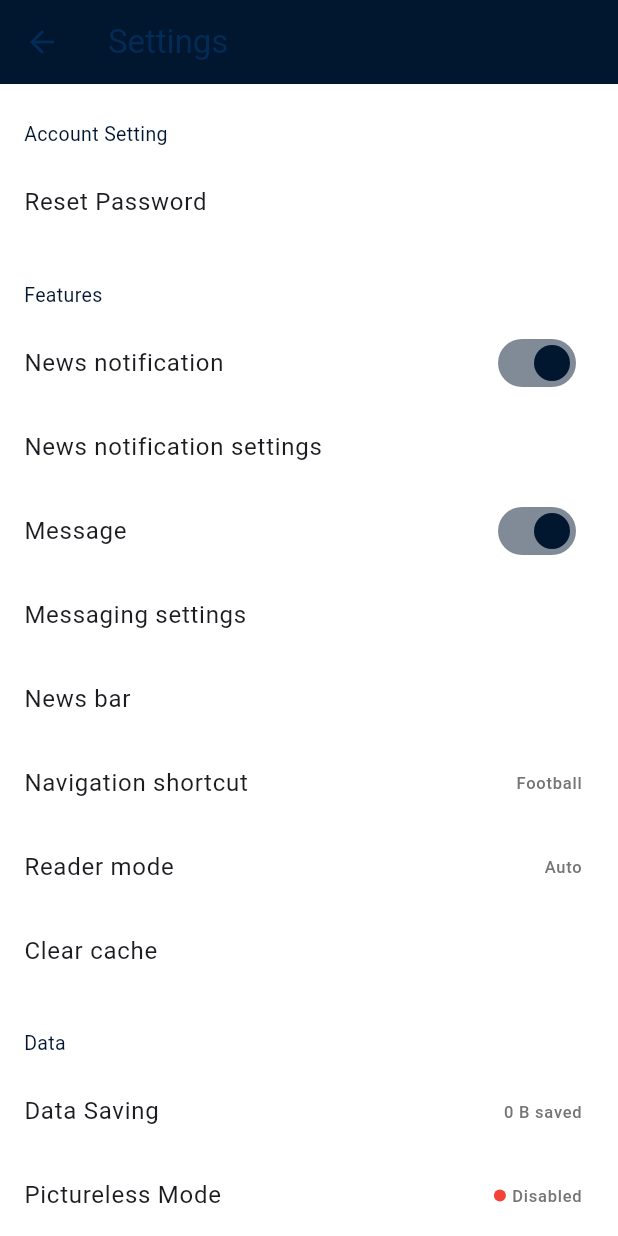
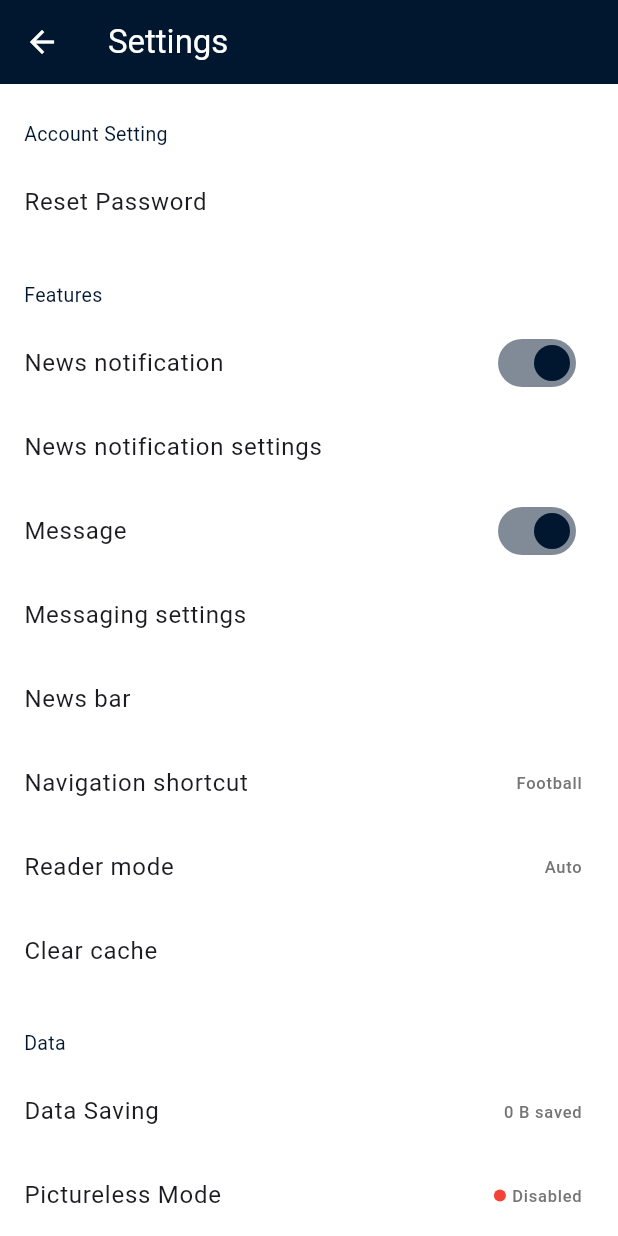
Before and after one commit to cr5ux/Local-News-App, a Flutter app: the HomeContainer screen opened directly, item 3 of the bottom bar chosen, after a tap on the "settings" icon, on a phone screen of 412 x 824 dp. Run offline on Flutter 3.47's test engine with Material 3 defaults, Android fonts, the phone set to English and light mode, and no system bars; our stand-ins replace cloud_firestore, easy_localization, firebase_auth, firebase_core, shared_preferences, string_validator and 1 more; missing offline and left inert: video_thumbnail; accounts and stored records are empty; network calls fail.

Commit message:
pushed with minor changes

```diff
--- a/lib/dataAccess/serverside_repo.dart
+++ b/lib/dataAccess/serverside_repo.dart
@@ -47,7 +47,9 @@ class ServerRepo
       Uri uri=Uri.https('local-news-app-server.vercel.app','/authentication/otp_verification');
 
 
-      var time="${DateTime.now().toLocal()}";
+      var time="${DateTime.now()}";
+
+
 
       var response= await http.post(uri,
 
--- a/lib/homecontainer.dart
+++ b/lib/homecontainer.dart
@@ -66,7 +66,7 @@ class HomeContainer extends StatelessWidget {
               // color: Theme.of(context).colorScheme.secondary,
               child: TabBar(
                 //unselectedLabelColor: Colors.white,
-                labelColor:  AppColors.background,
+                labelColor:  AppColors.secondary,
                 unselectedLabelColor:  AppColors.primary,
                 tabs: Identification().isAdmin
                     ? const [
--- a/lib/settings.dart
+++ b/lib/settings.dart
@@ -62,7 +62,7 @@ class _SettingsState extends State<SettingsPage> {
     return Scaffold(
       appBar: AppBar(
         backgroundColor: AppColors.primary,
-        foregroundColor: AppColors.secondary,
+        foregroundColor: AppColors.background,
         leading: IconButton(
           icon: const Icon(Icons.arrow_back),
           onPressed: () => Navigator.pop(context),
```
Also changed, not shown: lib/login.dart (+4 -13 lines).
